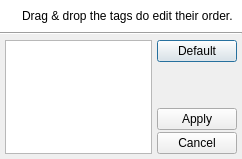
Qt form uman/src/QUTagOrderDialog.ui (UltraStar-Deluxe/UltraStar-Manager) before a commit.
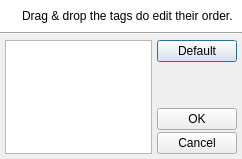
The same form after that commit. Icons and pictures are not drawn.

Commit message: apply/done replaced with "OK"; other experiments with progress dialog

What changed in the file:
```diff
--- a/uman/src/QUTagOrderDialog.ui
+++ b/uman/src/QUTagOrderDialog.ui
@@ -219,7 +219,7 @@
        <item>
         <widget class="QPushButton" name="applyBtn" >
          <property name="text" >
-          <string>Apply</string>
+          <string>OK</string>
          </property>
          <property name="icon" >
           <iconset resource="images/uman.qrc" >:/marks/accept.png</iconset>
```
Left out of the diff: 33 changed lines with no effect on the pictures. The commit also changes 6 other files.
